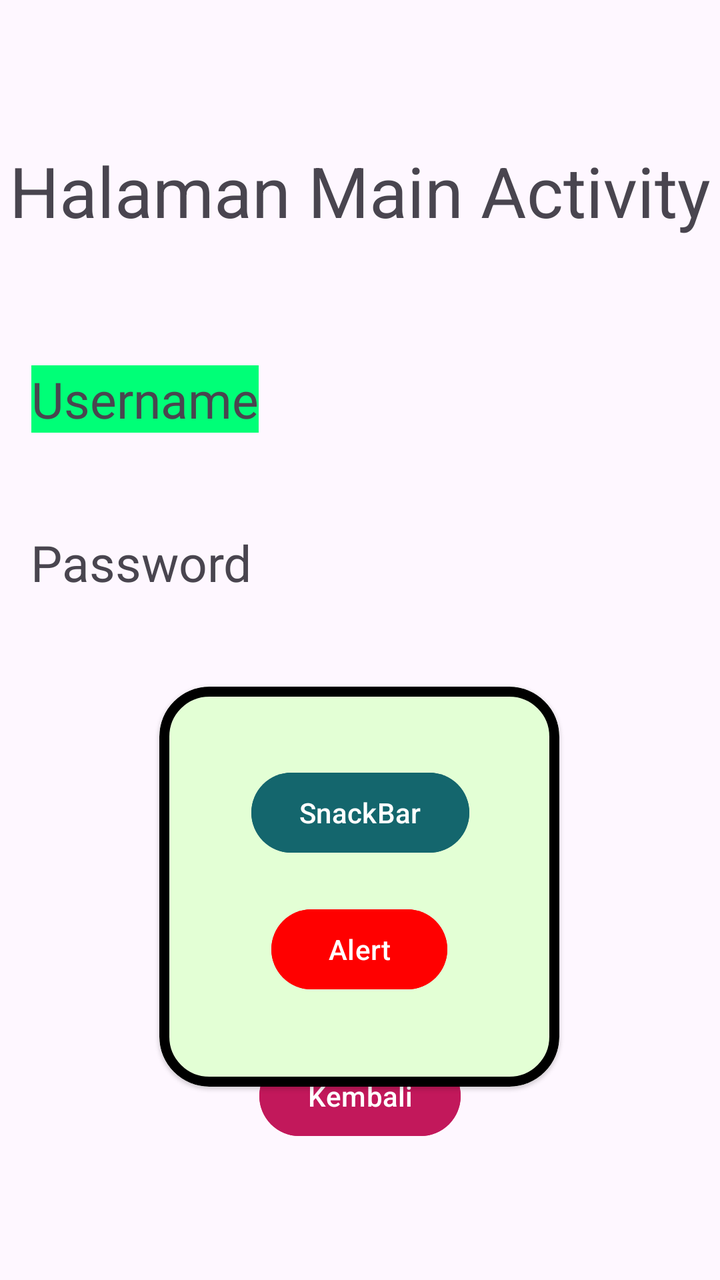
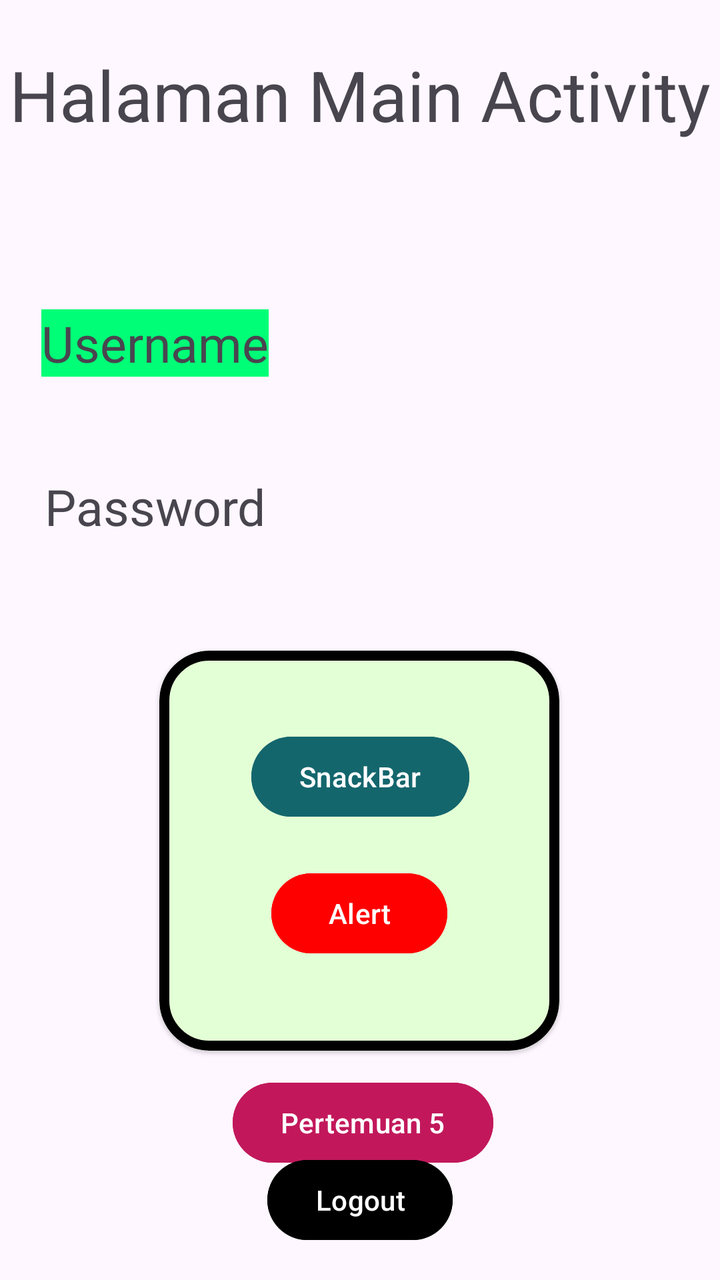

An Android layout rendered at two revisions. The XML below is the earlier revision; the diff shows what the commit changed to produce the second picture.
<!-- AndroidManifest.xml: application theme Theme.Project_Pramana -->
<!-- res/layout/activity_main.xml -->
<?xml version="1.0" encoding="utf-8"?>
<androidx.constraintlayout.widget.ConstraintLayout xmlns:android="http://schemas.android.com/apk/res/android"
    xmlns:app="http://schemas.android.com/apk/res-auto"
    xmlns:tools="http://schemas.android.com/tools"
    android:id="@+id/main"
    android:layout_width="match_parent"
    android:layout_height="match_parent"
    tools:context=".MainActivity">

    <TextView
        android:id="@+id/txtUsername"
        android:layout_width="wrap_content"
        android:layout_height="wrap_content"
        android:layout_marginTop="64dp"
        android:text="Username"
        android:background="#00FF77"
        android:textSize="25sp"
        app:layout_constraintEnd_toEndOf="parent"
        app:layout_constraintHorizontal_bias="0.063"
        app:layout_constraintStart_toStartOf="parent"
        app:layout_constraintTop_toBottomOf="@+id/textView2" />

    <TextView
        android:id="@+id/txtPassword"
        android:layout_width="wrap_content"
        android:layout_height="wrap_content"
        android:layout_marginTop="48dp"
        android:text="Password"
        android:textSize="25sp"
        app:layout_constraintBottom_toBottomOf="parent"
        app:layout_constraintEnd_toEndOf="parent"
        app:layout_constraintHorizontal_bias="0.062"
        app:layout_constraintStart_toStartOf="parent"
        app:layout_constraintTop_toBottomOf="@+id/txtUsername"
        app:layout_constraintVertical_bias="0.0" />

    <TextView
        android:id="@+id/textView2"
        android:layout_width="wrap_content"
        android:layout_height="wrap_content"
        android:layout_marginTop="72dp"
        android:text="Halaman Main Activity"
        android:textSize="35sp"
        app:layout_constraintEnd_toEndOf="parent"
        app:layout_constraintHorizontal_bias="0.491"
        app:layout_constraintStart_toStartOf="parent"
        app:layout_constraintTop_toTopOf="parent" />

    <com.google.android.material.card.MaterialCardView
        android:id="@+id/materialCardView"
        android:layout_width="200dp"
        android:layout_height="200dp"
        android:layout_marginTop="44dp"
        app:cardBackgroundColor="#E3FFD5"
        app:cardCornerRadius="25dp"
        app:cardElevation="1dp"
        app:layout_constraintBottom_toBottomOf="parent"
        app:layout_constraintEnd_toEndOf="parent"
        app:layout_constraintHorizontal_bias="0.497"
        app:layout_constraintStart_toStartOf="parent"
        app:layout_constraintTop_toBottomOf="@+id/txtPassword"
        app:layout_constraintVertical_bias="0.014"
        app:strokeColor="#000000"
        app:strokeWidth="5dp">

        <androidx.constraintlayout.widget.ConstraintLayout
            android:layout_width="match_parent"
            android:layout_height="match_parent"
            android:layout_margin="15dp">

            <Button
                android:id="@+id/btnSnackbar"
                android:layout_width="wrap_content"
                android:layout_height="wrap_content"
                android:layout_marginTop="24dp"
                android:backgroundTint="#14666D"
                android:text="SnackBar"
                app:layout_constraintEnd_toEndOf="parent"
                app:layout_constraintHorizontal_bias="0.508"
                app:layout_constraintStart_toStartOf="parent"
                app:layout_constraintTop_toTopOf="parent" />

            <Button
                android:id="@+id/btnAlert"
                android:layout_width="wrap_content"
                android:layout_height="wrap_content"
                android:backgroundTint="@color/yellow"
                android:text="Alert"
                app:layout_constraintBottom_toBottomOf="parent"
                app:layout_constraintEnd_toEndOf="parent"
                app:layout_constraintStart_toStartOf="parent"
                app:layout_constraintTop_toBottomOf="@+id/btnSnackbar"
                app:layout_constraintVertical_bias="0.407" />

        </androidx.constraintlayout.widget.ConstraintLayout>


    </com.google.android.material.card.MaterialCardView>

    <Button
        android:id="@+id/btnToLima"
        android:layout_width="wrap_content"
        android:layout_height="wrap_content"
        android:layout_marginTop="12dp"
        android:layout_marginBottom="68dp"
        android:backgroundTint="#C2185B"
        android:text="Kembali"
        app:layout_constraintBottom_toBottomOf="parent"
        app:layout_constraintEnd_toEndOf="parent"
        app:layout_constraintStart_toStartOf="parent"
        app:layout_constraintTop_toBottomOf="@+id/btnKembali" />

</androidx.constraintlayout.widget.ConstraintLayout>
<!-- resources referenced by this layout -->
<resources>
  <color name="yellow">#FFFF0000</color>
  <style name="Theme.Project_Pramana" parent="Base.Theme.Project_Pramana" />
  <style name="Base.Theme.Project_Pramana" parent="Theme.Material3.DayNight.NoActionBar">
          
          
      </style>
</resources>

<!-- the commit's change to res/layout/activity_main.xml (unified diff, before → after) -->
@@ -11,12 +11,12 @@
         android:id="@+id/txtUsername"
         android:layout_width="wrap_content"
         android:layout_height="wrap_content"
-        android:layout_marginTop="64dp"
+        android:layout_marginTop="84dp"
+        android:background="#00FF77"
         android:text="Username"
-        android:background="#00FF77"
         android:textSize="25sp"
         app:layout_constraintEnd_toEndOf="parent"
-        app:layout_constraintHorizontal_bias="0.063"
+        app:layout_constraintHorizontal_bias="0.084"
         app:layout_constraintStart_toStartOf="parent"
         app:layout_constraintTop_toBottomOf="@+id/textView2" />
 
@@ -29,7 +29,7 @@
         android:textSize="25sp"
         app:layout_constraintBottom_toBottomOf="parent"
         app:layout_constraintEnd_toEndOf="parent"
-        app:layout_constraintHorizontal_bias="0.062"
+        app:layout_constraintHorizontal_bias="0.09"
         app:layout_constraintStart_toStartOf="parent"
         app:layout_constraintTop_toBottomOf="@+id/txtUsername"
         app:layout_constraintVertical_bias="0.0" />
@@ -38,7 +38,7 @@
         android:id="@+id/textView2"
         android:layout_width="wrap_content"
         android:layout_height="wrap_content"
-        android:layout_marginTop="72dp"
+        android:layout_marginTop="24dp"
         android:text="Halaman Main Activity"
         android:textSize="35sp"
         app:layout_constraintEnd_toEndOf="parent"
@@ -59,7 +59,7 @@
         app:layout_constraintHorizontal_bias="0.497"
         app:layout_constraintStart_toStartOf="parent"
         app:layout_constraintTop_toBottomOf="@+id/txtPassword"
-        app:layout_constraintVertical_bias="0.014"
+        app:layout_constraintVertical_bias="0.089"
         app:strokeColor="#000000"
         app:strokeWidth="5dp">
 
@@ -102,12 +102,36 @@
         android:layout_width="wrap_content"
         android:layout_height="wrap_content"
         android:layout_marginTop="12dp"
-        android:layout_marginBottom="68dp"
         android:backgroundTint="#C2185B"
-        android:text="Kembali"
+        android:text="Pertemuan 5"
+        app:layout_constraintEnd_toEndOf="parent"
+        app:layout_constraintHorizontal_bias="0.507"
+        app:layout_constraintStart_toStartOf="parent"
+        app:layout_constraintTop_toBottomOf="@+id/materialCardView" />
+
+    <Button
+        android:id="@+id/btnLogout"
+        android:layout_width="wrap_content"
+        android:layout_height="wrap_content"
+        android:layout_marginBottom="16dp"
+        android:backgroundTint="@color/black"
+        android:text="Logout"
         app:layout_constraintBottom_toBottomOf="parent"
         app:layout_constraintEnd_toEndOf="parent"
+        app:layout_constraintStart_toStartOf="parent" />
+
+    <Button
+        android:id="@+id/btnP6"
+        android:layout_width="wrap_content"
+        android:layout_height="wrap_content"
+        android:layout_marginTop="12dp"
+        android:text="Pertemuan 6"
+        app:layout_constraintBottom_toTopOf="@+id/btnLogout"
+        app:layout_constraintEnd_toEndOf="parent"
+        app:layout_constraintHorizontal_bias="0.507"
         app:layout_constraintStart_toStartOf="parent"
-        app:layout_constraintTop_toBottomOf="@+id/btnKembali" />
+        app:layout_constraintTop_toBottomOf="@+id/btnToLima"
+        app:layout_constraintVertical_bias="0.0" />
+
 
 </androidx.constraintlayout.widget.ConstraintLayout>
<!-- resource entries referenced after the edit -->
@@ -1,5 +1,6 @@
 <!-- resources referenced by this layout -->
 <resources>
+  <color name="black">#FF000000</color>
   <color name="yellow">#FFFF0000</color>
   <style name="Theme.Project_Pramana" parent="Base.Theme.Project_Pramana" />
   <style name="Base.Theme.Project_Pramana" parent="Theme.Material3.DayNight.NoActionBar">
